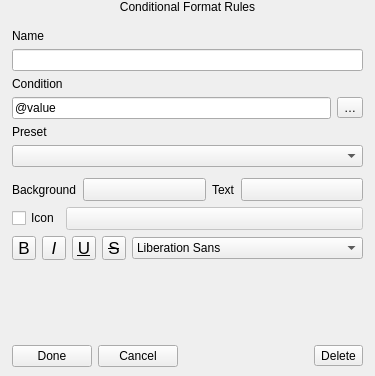
The window that src/ui/qgsfieldconditionalformatwidget.ui (carsmie/QGIS) describes before a commit, drawn with Qt 5.
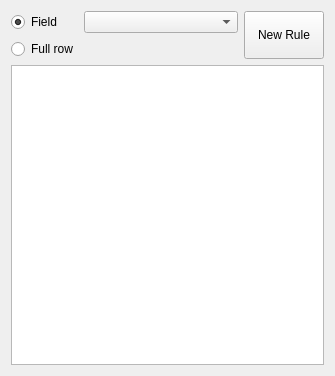
The same window after the commit. The open tabs and pages were chosen to show the change. Icons and pictures are not drawn. Custom widgets are drawn as their Qt base class.

Commit message:
Use a proper panel widget for conditional formatting configuration widget
Fixes a number of UI issues, including poor hi-dpi compatibility.

What changed in the file:
```diff
--- a/src/ui/qgsfieldconditionalformatwidget.ui
+++ b/src/ui/qgsfieldconditionalformatwidget.ui
@@ -16,587 +16,92 @@
     <verstretch>0</verstretch>
    </sizepolicy>
   </property>
-  <property name="maximumSize">
-   <size>
-    <width>400</width>
-    <height>16777215</height>
-   </size>
-  </property>
   <property name="windowTitle">
    <string>Form</string>
   </property>
   <layout class="QVBoxLayout" name="verticalLayout">
-   <property name="leftMargin">
-    <number>3</number>
-   </property>
-   <property name="topMargin">
-    <number>0</number>
-   </property>
-   <property name="rightMargin">
-    <number>3</number>
-   </property>
-   <property name="bottomMargin">
-    <number>0</number>
-   </property>
    <item>
-    <widget class="QLabel" name="label_4">
-     <property name="text">
-      <string>Conditional Format Rules</string>
+    <layout class="QGridLayout" name="gridLayout_4" columnstretch="0,0,0,2">
+     <property name="sizeConstraint">
+      <enum>QLayout::SetDefaultConstraint</enum>
      </property>
-     <property name="alignment">
-      <set>Qt::AlignCenter</set>
-     </property>
-    </widget>
-   </item>
-   <item>
-    <widget class="QStackedWidget" name="pages">
-     <property name="currentIndex">
+     <property name="topMargin">
       <number>0</number>
      </property>
-     <widget class="QWidget" name="page">
-      <layout class="QGridLayout" name="gridLayout">
-       <property name="leftMargin">
-        <number>0</number>
+     <item row="0" column="3" rowspan="2">
+      <widget class="QPushButton" name="mNewButton">
+       <property name="sizePolicy">
+        <sizepolicy hsizetype="Maximum" vsizetype="Preferred">
+         <horstretch>0</horstretch>
+         <verstretch>0</verstretch>
+        </sizepolicy>
        </property>
+       <property name="text">
+        <string>New Rule</string>
+       </property>
+       <property name="icon">
+        <iconset resource="../../images/images.qrc">
+         <normaloff>:/images/themes/default/symbologyAdd.svg</normaloff>:/images/themes/default/symbologyAdd.svg</iconset>
+       </property>
+      </widget>
+     </item>
+     <item row="0" column="2">
+      <layout class="QHBoxLayout" name="horizontalLayout">
        <property name="topMargin">
         <number>0</number>
        </property>
-       <property name="rightMargin">
-        <number>0</number>
-       </property>
-       <property name="bottomMargin">
-        <number>0</number>
-       </property>
-       <item row="1" column="0" colspan="2">
-        <widget class="QListView" name="listView">
-         <property name="editTriggers">
-          <set>QAbstractItemView::NoEditTriggers</set>
-         </property>
-         <property name="iconSize">
-          <size>
-           <width>64</width>
-           <height>32</height>
-          </size>
-         </property>
-        </widget>
+       <item>
+        <widget class="QgsFieldComboBox" name="mFieldCombo"/>
        </item>
-       <item row="0" column="0" colspan="2">
-        <layout class="QGridLayout" name="gridLayout_4" columnstretch="0,0,0,2">
-         <property name="sizeConstraint">
-          <enum>QLayout::SetDefaultConstraint</enum>
-         </property>
-         <property name="topMargin">
-          <number>0</number>
-         </property>
-         <item row="0" column="3" rowspan="2">
-          <widget class="QPushButton" name="mNewButton">
-           <property name="sizePolicy">
-            <sizepolicy hsizetype="Maximum" vsizetype="Preferred">
-             <horstretch>0</horstretch>
-             <verstretch>0</verstretch>
-            </sizepolicy>
-           </property>
-           <property name="text">
-            <string>New Rule</string>
-           </property>
-           <property name="icon">
-            <iconset resource="../../images/images.qrc">
-             <normaloff>:/images/themes/default/symbologyAdd.svg</normaloff>:/images/themes/default/symbologyAdd.svg</iconset>
-           </property>
-          </widget>
-         </item>
-         <item row="0" column="2">
-          <layout class="QHBoxLayout" name="horizontalLayout">
-           <property name="topMargin">
-            <number>0</number>
-           </property>
-           <item>
-            <widget class="QgsFieldComboBox" name="mFieldCombo"/>
-           </item>
-          </layout>
-         </item>
-         <item row="0" column="0">
-          <widget class="QRadioButton" name="fieldRadio">
-           <property name="sizePolicy">
-            <sizepolicy hsizetype="Maximum" vsizetype="Fixed">
-             <horstretch>0</horstretch>
-             <verstretch>0</verstretch>
-            </sizepolicy>
-           </property>
-           <property name="text">
-            <string>Field</string>
-           </property>
-           <property name="checked">
-            <bool>true</bool>
-           </property>
-          </widget>
-         </item>
-         <item row="1" column="0">
-          <widget class="QRadioButton" name="rowRadio">
-           <property name="sizePolicy">
-            <sizepolicy hsizetype="Maximum" vsizetype="Fixed">
-             <horstretch>0</horstretch>
-             <verstretch>0</verstretch>
-            </sizepolicy>
-           </property>
-           <property name="text">
-            <string>Full row</string>
-           </property>
-          </widget>
-         </item>
-        </layout>
-       </item>
       </layout>
-     </widget>
-     <widget class="QWidget" name="page_2">
-      <layout class="QGridLayout" name="gridLayout_3">
-       <item row="3" column="0">
-        <layout class="QHBoxLayout" name="horizontalLayout_5">
-         <item>
-          <widget class="QLineEdit" name="mRuleEdit">
-           <property name="text">
-            <string>@value</string>
-           </property>
-          </widget>
-         </item>
-         <item>
-          <widget class="QToolButton" name="btnBuildExpression">
-           <property name="text">
-            <string>…</string>
-           </property>
-           <property name="icon">
-            <iconset resource="../../images/images.qrc">
-             <normaloff>:/images/themes/default/mIconExpression.svg</normaloff>:/images/themes/default/mIconExpression.svg</iconset>
-           </property>
-          </widget>
-         </item>
-        </layout>
-       </item>
-       <item row="2" column="0">
-        <widget class="QLabel" name="label">
-         <property name="sizePolicy">
-          <sizepolicy hsizetype="Minimum" vsizetype="Preferred">
-           <horstretch>0</horstretch>
-           <verstretch>0</verstretch>
-          </sizepolicy>
-         </property>
-         <property name="text">
-          <string>Condition</string>
-         </property>
-        </widget>
-       </item>
-       <item row="8" column="0">
-        <layout class="QHBoxLayout" name="horizontalLayout_2">
-         <item>
-          <widget class="QPushButton" name="mSaveRule">
-           <property name="text">
-            <string>Done</string>
-           </property>
-          </widget>
-         </item>
-         <item>
-          <widget class="QPushButton" name="mCancelButton">
-           <property name="text">
-            <string>Cancel</string>
-           </property>
-          </widget>
-         </item>
-         <item>
-          <spacer name="horizontalSpacer">
-           <property name="orientation">
-            <enum>Qt::Horizontal</enum>
-           </property>
-           <property name="sizeHint" stdset="0">
-            <size>
-             <width>40</width>
-             <height>20</height>
-            </size>
-           </property>
-          </spacer>
-         </item>
-         <item>
-          <widget class="QToolButton" name="mDeleteButton">
-           <property name="text">
-            <string>Delete</string>
-           </property>
-           <property name="icon">
-            <iconset resource="../../images/images.qrc">
-             <normaloff>:/images/themes/default/mActionDeleteSelected.svg</normaloff>:/images/themes/default/mActionDeleteSelected.svg</iconset>
-           </property>
-           <property name="toolButtonStyle">
-            <enum>Qt::ToolButtonTextBesideIcon</enum>
-           </property>
-          </widget>
-         </item>
-        </layout>
-       </item>
-       <item row="7" column="0">
-        <spacer name="verticalSpacer">
-         <property name="orientation">
-          <enum>Qt::Vertical</enum>
-         </property>
-         <property name="sizeType">
-          <enum>QSizePolicy::Expanding</enum>
-         </property>
-         <property name="sizeHint" stdset="0">
-          <size>
-           <width>20</width>
-           <height>20</height>
-          </size>
-         </property>
-        </spacer>
-       </item>
-       <item row="6" column="0">
-        <widget class="QFrame" name="horizontalFrame_2">
-         <layout class="QVBoxLayout" name="verticalLayout_2">
-          <property name="leftMargin">
-           <number>0</number>
-          </property>
-          <property name="topMargin">
-           <number>5</number>
-          </property>
-          <property name="rightMargin">
-           <number>0</number>
-          </property>
-          <property name="bottomMargin">
-           <number>0</number>
-          </property>
-          <item>
-           <layout class="QHBoxLayout" name="horizontalLayout_4">
-            <item>
-             <widget class="QLabel" name="label_5">
-              <property name="sizePolicy">
-               <sizepolicy hsizetype="Maximum" vsizetype="Preferred">
-                <horstretch>0</horstretch>
-                <verstretch>0</verstretch>
-               </sizepolicy>
-              </property>
-              <property name="text">
-               <string>Background</string>
-              </property>
-             </widget>
-            </item>
-            <item>
-             <widget class="QgsColorButton" name="btnBackgroundColor">
-              <property name="sizePolicy">
-               <sizepolicy hsizetype="Preferred" vsizetype="Preferred">
-                <horstretch>0</horstretch>
-                <verstretch>0</verstretch>
-               </sizepolicy>
-              </property>
-              <property name="minimumSize">
-               <size>
-                <width>10</width>
-                <height>0</height>
-               </size>
-              </property>
-              <property name="maximumSize">
-               <size>
-                <width>16777215</width>
-                <height>16777215</height>
-               </size>
-              </property>
-              <property name="text">
-               <string/>
-              </property>
-             </widget>
-            </item>
-            <item>
-             <widget class="QLabel" name="label_6">
-              <property name="sizePolicy">
-               <sizepolicy hsizetype="Maximum" vsizetype="Preferred">
-                <horstretch>0</horstretch>
-                <verstretch>0</verstretch>
-               </sizepolicy>
-              </property>
-              <property name="text">
-               <string>Text</string>
-              </property>
-             </widget>
-            </item>
-            <item>
-             <widget class="QgsColorButton" name="btnTextColor">
-              <property name="sizePolicy">
-               <sizepolicy hsizetype="Preferred" vsizetype="Preferred">
-                <horstretch>0</horstretch>
-                <verstretch>0</verstretch>
-               </sizepolicy>
-              </property>
-              <property name="minimumSize">
-               <size>
-                <width>10</width>
-                <height>0</height>
-               </size>
-              </property>
-              <property name="maximumSize">
-               <size>
-                <width>16777215</width>
-                <height>16777215</height>
-               </size>
-              </property>
-              <property name="text">
-               <string/>
-              </property>
-             </widget>
-            </item>
-           </layout>
-          </item>
-          <item>
-           <layout class="QHBoxLayout" name="horizontalLayout_6">
-            <item>
-             <widget class="QCheckBox" name="checkIcon">
-              <property name="sizePolicy">
-               <sizepolicy hsizetype="Maximum" vsizetype="Fixed">
-                <horstretch>0</horstretch>
-                <verstretch>0</verstretch>
-               </sizepolicy>
-              </property>
-              <property name="text">
-               <string>Icon</string>
-              </property>
-             </widget>
-            </item>
-            <item>
-             <widget class="QgsSymbolButton" name="btnChangeIcon">
-              <property name="enabled">
-               <bool>false</bool>
-              </property>
-              <property name="sizePolicy">
-               <sizepolicy hsizetype="Preferred" vsizetype="Preferred">
-                <horstretch>0</horstretch>
-                <verstretch>0</verstretch>
-               </sizepolicy>
-              </property>
-              <property name="minimumSize">
-               <size>
-                <width>10</width>
-                <height>0</height>
-               </size>
-              </property>
-              <property name="maximumSize">
-               <size>
-                <width>16777215</width>
-                <height>16777215</height>
-               </size>
-              </property>
-              <property name="text">
-               <string/>
-              </property>
-             </widget>
-            </item>
-           </layout>
-          </item>
-          <item>
-           <layout class="QHBoxLayout" name="horizontalLayout_13">
-            <item>
-             <widget class="QToolButton" name="mFontBoldBtn">
-              <property name="enabled">
-               <bool>true</bool>
-              </property>
-              <property name="minimumSize">
-               <size>
-                <width>24</width>
-                <height>24</height>
-               </size>
-              </property>
-              <property name="maximumSize">
-               <size>
-                <width>24</width>
-                <height>24</height>
-               </size>
-              </property>
-              <property name="font">
-               <font>
-                <pointsize>13</pointsize>
-               </font>
-              </property>
-              <property name="toolTip">
-               <string>Bold text
-(data defined only, overrides Style)</string>
-              </property>
-              <property name="text">
-               <string>B</string>
-              </property>
-              <property name="checkable">
-               <bool>true</bool>
-              </property>
-              <attribute name="buttonGroup">
-               <string notr="true">mFontButtons</string>
-              </attribute>
-             </widget>
-            </item>
-            <item>
-             <widget class="QToolButton" name="mFontItalicBtn">
-              <property name="enabled">
-               <bool>true</bool>
-              </property>
-              <property name="minimumSize">
-               <size>
-                <width>24</width>
-                <height>24</height>
-               </size>
-              </property>
-              <property name="maximumSize">
-               <size>
-                <width>24</width>
-                <height>24</height>
-               </size>
-              </property>
-              <property name="font">
-               <font>
-                <pointsize>13</pointsize>
-                <italic>true</italic>
-               </font>
-              </property>
-              <property name="toolTip">
-               <string>Italic text
-(data defined only, overrides Style)</string>
-              </property>
-              <property name="text">
-               <string>I</string>
-              </property>
-              <property name="checkable">
-               <bool>true</bool>
-              </property>
-              <attribute name="buttonGroup">
-               <string notr="true">mFontButtons</string>
-              </attribute>
-             </widget>
-            </item>
-            <item>
-             <widget class="QToolButton" name="mFontUnderlineBtn">
-              <property name="enabled">
-               <bool>true</bool>
-              </property>
-              <property name="minimumSize">
-               <size>
-                <width>24</width>
-                <height>24</height>
-               </size>
-              </property>
-              <property name="maximumSize">
-               <size>
-                <width>24</width>
-                <height>24</height>
-               </size>
-              </property>
-              <property name="font">
-               <font>
-                <pointsize>13</pointsize>
-                <underline>true</underline>
-               </font>
-              </property>
-              <property name="toolTip">
-               <string>Underlined text</string>
-              </property>
-              <property name="text">
-               <string>U</string>
-              </property>
-              <property name="checkable">
-               <bool>true</bool>
-              </property>
-              <attribute name="buttonGroup">
-               <string notr="true">mFontButtons</string>
-              </attribute>
-             </widget>
-            </item>
-            <item>
-             <widget class="QToolButton" name="mFontStrikethroughBtn">
-              <property name="enabled">
-               <bool>true</bool>
-              </property>
-              <property name="minimumSize">
-               <size>
-                <width>24</width>
-                <height>24</height>
-               </size>
-              </property>
-              <property name="maximumSize">
-               <size>
-                <width>24</width>
-                <height>24</height>
-               </size>
-              </property>
-              <property name="font">
-               <font>
-                <pointsize>13</pointsize>
-                <strikeout>true</strikeout>
-               </font>
-              </property>
-              <property name="toolTip">
-               <string>Strikeout text</string>
-              </property>
-              <property name="text">
-               <string>S</string>
-              </property>
-              <property name="checkable">
-               <bool>true</bool>
-              </property>
-              <attribute name="buttonGroup">
-               <string notr="true">mFontButtons</string>
-              </attribute>
-             </widget>
-            </item>
-            <item>
-             <widget class="QFontComboBox" name="mFontFamilyCmbBx">
-              <property name="editable">
-               <bool>false</bool>
-              </property>
-             </widget>
-            </item>
-           </layout>
-          </item>
-         </layout>
-        </widget>
-       </item>
-       <item row="0" column="0">
-        <widget class="QLabel" name="label_2">
-         <property name="sizePolicy">
-          <sizepolicy hsizetype="Minimum" vsizetype="Preferred">
-           <horstretch>0</horstretch>
-           <verstretch>0</verstretch>
-          </sizepolicy>
-         </property>
-         <property name="text">
-          <string>Name</string>
-         </property>
-        </widget>
-       </item>
-       <item row="1" column="0">
-        <widget class="QLineEdit" name="mNameEdit">
-         <property name="text">
-          <string/>
-         </property>
-        </widget>
-       </item>
-       <item row="4" column="0">
-        <widget class="QLabel" name="label_3">
-         <property name="text">
-          <string>Preset</string>
-         </property>
-        </widget>
-       </item>
-       <item row="5" column="0">
-        <widget class="QComboBox" name="mPresetsList"/>
-       </item>
-      </layout>
-     </widget>
+     </item>
+     <item row="0" column="0">
+      <widget class="QRadioButton" name="fieldRadio">
+       <property name="sizePolicy">
+        <sizepolicy hsizetype="Maximum" vsizetype="Fixed">
+         <horstretch>0</horstretch>
+         <verstretch>0</verstretch>
+        </sizepolicy>
+       </property>
+       <property name="text">
+        <string>Field</string>
+       </property>
+       <property name="checked">
+        <bool>true</bool>
+       </property>
+      </widget>
+     </item>
+     <item row="1" column="0">
+      <widget class="QRadioButton" name="rowRadio">
+       <property name="sizePolicy">
+        <sizepolicy hsizetype="Maximum" vsizetype="Fixed">
+         <horstretch>0</horstretch>
+         <verstretch>0</verstretch>
+        </sizepolicy>
+       </property>
+       <property name="text">
+        <string>Full row</string>
+       </property>
+      </widget>
+     </item>
+    </layout>
+   </item>
+   <item>
+    <widget class="QListView" name="listView">
+     <property name="editTriggers">
+      <set>QAbstractItemView::NoEditTriggers</set>
+     </property>
+     <property name="iconSize">
+      <size>
+       <width>64</width>
+       <height>32</height>
+      </size>
+     </property>
     </widget>
    </item>
   </layout>
  </widget>
  <customwidgets>
-  <customwidget>
-   <class>QgsSymbolButton</class>
-   <extends>QToolButton</extends>
-   <header>qgssymbolbutton.h</header>
-  </customwidget>
-  <customwidget>
-   <class>QgsColorButton</class>
-   <extends>QToolButton</extends>
-   <header>qgscolorbutton.h</header>
-   <container>1</container>
-  </customwidget>
   <customwidget>
    <class>QgsFieldComboBox</class>
    <extends>QComboBox</extends>
```
Left out of the diff: 58 changed lines with no effect on the pictures. The commit also changes 8 other files.
